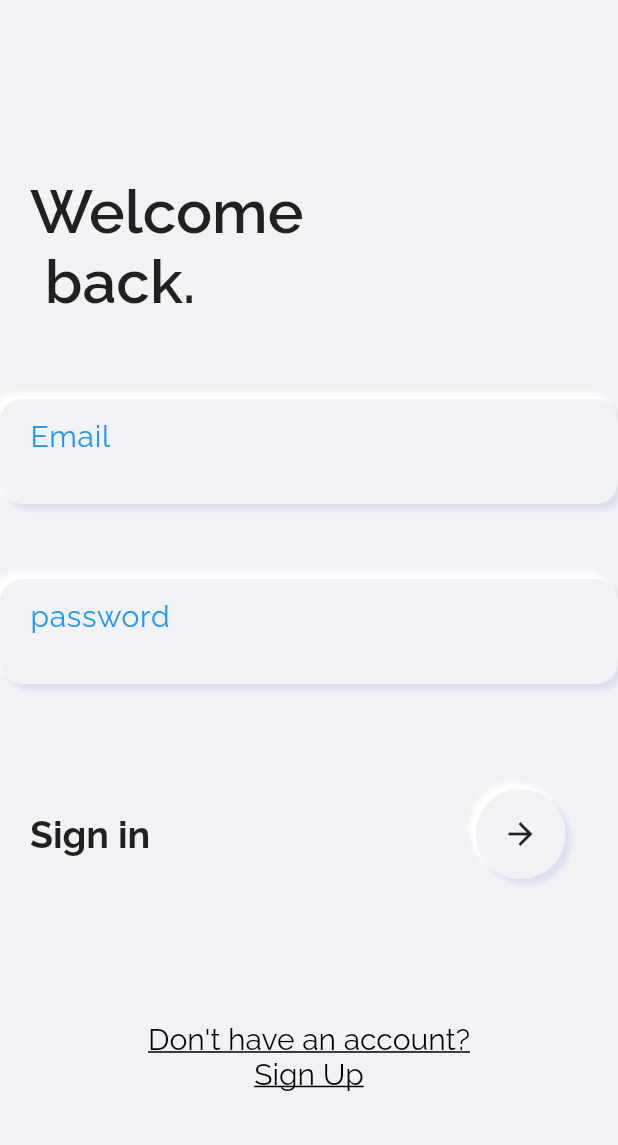
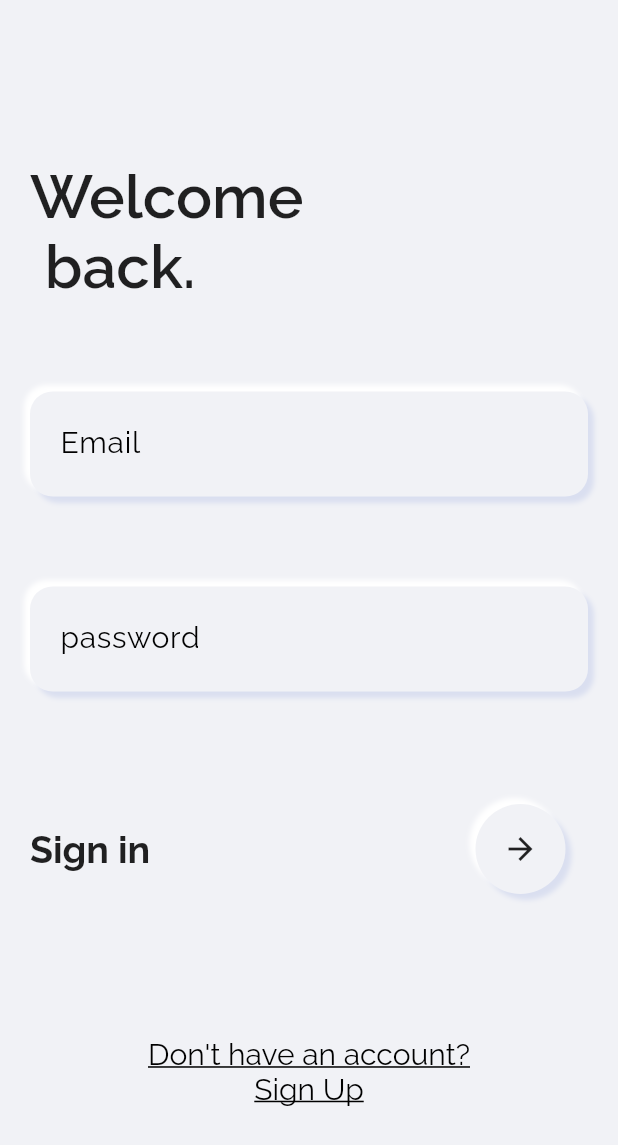
Before and after one commit to Y-KUN-21/hire_me_app, a Flutter app: the screen it shows after launch, on a phone screen of 412 x 824 dp. Shown: the top 1145 px of the screen. Run offline on Flutter 3.47's test engine with Material 2 defaults, Android fonts, the phone set to English and light mode, and no system bars; drawn by our look-alikes of auto_size_text; our stand-ins replace custom_navigation_bar, eva_icons_flutter, google_fonts, wave.

Commit message:
Add files via upload

```diff
--- a/lib/common/softui.dart
+++ b/lib/common/softui.dart
@@ -32,27 +32,29 @@ class SoftIcon extends StatelessWidget {
 
 class SoftField extends StatelessWidget {
   final String labeltext;
-
-  SoftField({Key key, @required this.labeltext}) : super(key: key);
+  final double height;
+  SoftField({Key key, this.height, @required this.labeltext}) : super(key: key);
 
   @override
   Widget build(BuildContext context) {
     return Padding(
-      padding: const EdgeInsets.symmetric(vertical: 5.0),
+      padding: const EdgeInsets.symmetric(vertical: 10.0, horizontal: 20),
       child: Container(
-        width: 400,
-        height: 70,
+        width: double.infinity,
+        height: height ?? 70,
         child: TextFormField(
-          cursorColor: Colors.blue,
+          cursorColor: selectedLabelText,
           style: TextStyle(fontSize: 20),
           decoration: InputDecoration(
             labelText: labeltext,
+            fillColor: selectedLabelText,
+            floatingLabelBehavior: FloatingLabelBehavior.never,
             labelStyle: GoogleFonts.raleway(
-              textStyle: TextStyle(color: Colors.blue, letterSpacing: .5),
+              textStyle: TextStyle(color: selectedLabelText, letterSpacing: .5),
             ),
             border: InputBorder.none,
             contentPadding:
-                new EdgeInsets.symmetric(horizontal: 20, vertical: 5),
+                new EdgeInsets.symmetric(horizontal: 20, vertical: 25),
           ),
         ),
         decoration: BoxDecoration(
```
Also changed, not shown: lib/common/kTextFieldLabel.dart (+9 -9 lines), lib/common/profile_row.dart (added, +52 -0 lines).
